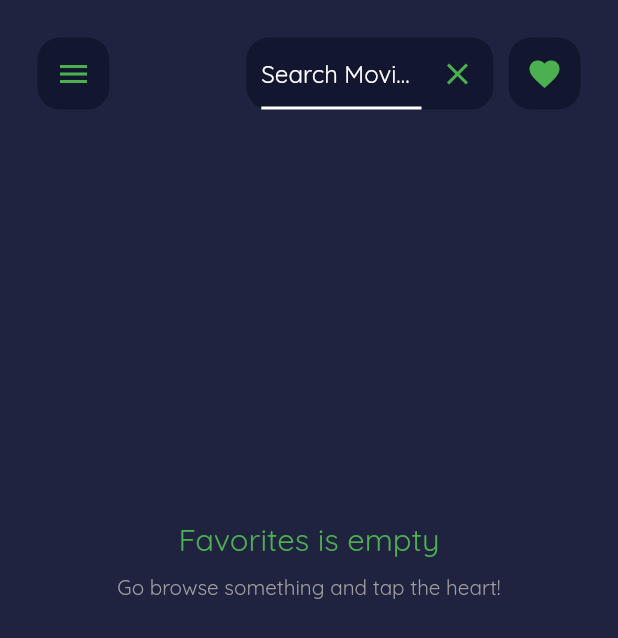
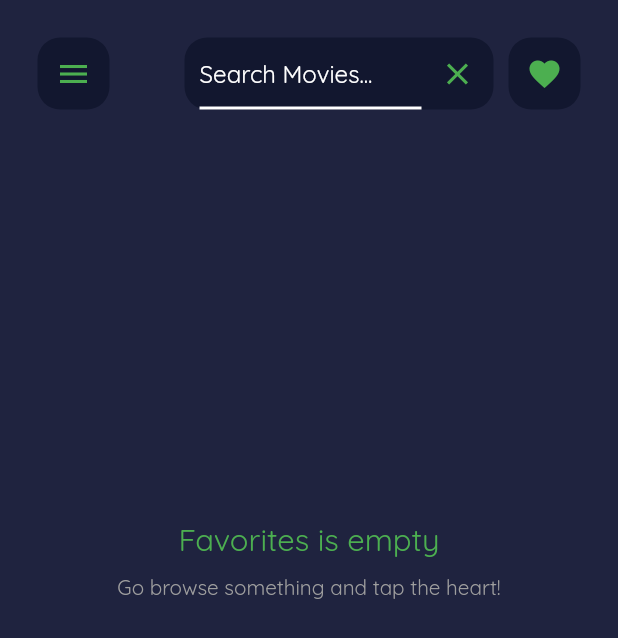
Before and after one commit to karlreginaldo/the_movie, a Flutter app: the screen it shows after launch, after a tap on the "search" icon, after a tap on the "favorite" icon, on a phone screen of 412 x 824 dp. Shown: the top 638 px of the screen. Run offline on Flutter 3.47's test engine with Material 2 defaults, Android fonts, the phone set to English and light mode, and no system bars; our stand-ins replace bloc, dartz, equatable, flutter_bloc, flutter_icons, get_it and 4 more; accounts and stored records are empty; network calls fail.

Commit message:
fix:icons and button

```diff
--- a/lib/core/constant/icon.dart
+++ b/lib/core/constant/icon.dart
@@ -14,8 +14,8 @@ const CLOSE_ICON = Icon(MaterialIcons.close, color: Colors.green);
 const FAVORITE_ICON = Icon(MaterialIcons.favorite, color: Colors.green);
 
 const MENU_BAR_ICON = Icon(MaterialIcons.menu, color: Colors.green);
-const DROP_DOWN_ICON = Icon(
-  MaterialIcons.arrow_drop_down,
+const HOME_DOWN_ICON = Icon(
+  MaterialIcons.home,
   color: Colors.green,
 );
 
--- a/lib/presentation/widgets/components/genre_filter_button.dart
+++ b/lib/presentation/widgets/components/genre_filter_button.dart
@@ -12,7 +12,7 @@ class GenreFilterButton extends StatelessWidget {
     return PopupMenuButton(
       onSelected: (id) =>
           BlocProvider.of<GenreCubit>(context).chooseGenre(genreID: id),
-      child: DROP_DOWN_ICON,
+      child: HOME_DOWN_ICON,
       itemBuilder: (context) {
         return genreList
             .map(
--- a/lib/presentation/widgets/components/search_button.dart
+++ b/lib/presentation/widgets/components/search_button.dart
@@ -21,7 +21,7 @@ class _SearchButtonState extends State<SearchButton> {
   Widget build(BuildContext context) {
     return AnimatedContainer(
       duration: Duration(milliseconds: 600),
-      width: _folded ? 50 : 40.0.w,
+      width: _folded ? 50 : 50.0.w,
       decoration: BoxDecoration(
         borderRadius: BorderRadius.circular(15),
         color: CONTAINER_COLOR,
```
